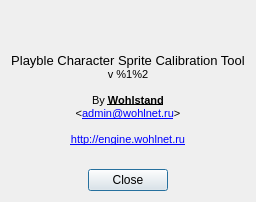
WohlSoft/Moondust-Project, file PlayableCalibrator/about/about.ui: the form before one commit.
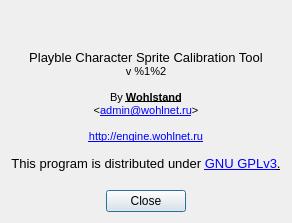
The form after the commit. Icons and pictures are not drawn.

Commit message: Updated about dialog in the calibrator tool

What changed in the file:
```diff
--- a/PlayableCalibrator/about/about.ui
+++ b/PlayableCalibrator/about/about.ui
@@ -6,8 +6,8 @@
    <rect>
     <x>0</x>
     <y>0</y>
-    <width>248</width>
-    <height>202</height>
+    <width>285</width>
+    <height>223</height>
    </rect>
   </property>
   <property name="contextMenuPolicy">
@@ -33,15 +33,16 @@
       <string>&lt;!DOCTYPE HTML PUBLIC &quot;-//W3C//DTD HTML 4.0//EN&quot; &quot;http://www.w3.org/TR/REC-html40/strict.dtd&quot;&gt;
 &lt;html&gt;&lt;head&gt;&lt;meta name=&quot;qrichtext&quot; content=&quot;1&quot; /&gt;&lt;style type=&quot;text/css&quot;&gt;
 p, li { white-space: pre-wrap; }
-&lt;/style&gt;&lt;/head&gt;&lt;body style=&quot; font-family:'MS Shell Dlg 2'; font-size:8.25pt; font-weight:400; font-style:normal;&quot;&gt;
+&lt;/style&gt;&lt;/head&gt;&lt;body style=&quot; font-family:'Liberation Sans'; font-size:8pt; font-weight:400; font-style:normal;&quot;&gt;
 &lt;p align=&quot;center&quot; style=&quot; margin-top:0px; margin-bottom:0px; margin-left:0px; margin-right:0px; -qt-block-indent:0; text-indent:0px;&quot;&gt;&lt;img src=&quot;:/images/Icon48.png&quot; /&gt;&lt;/p&gt;
-&lt;p align=&quot;center&quot; style=&quot;-qt-paragraph-type:empty; margin-top:0px; margin-bottom:0px; margin-left:0px; margin-right:0px; -qt-block-indent:0; text-indent:0px;&quot;&gt;&lt;/p&gt;
+&lt;p align=&quot;center&quot; style=&quot;-qt-paragraph-type:empty; margin-top:0px; margin-bottom:0px; margin-left:0px; margin-right:0px; -qt-block-indent:0; text-indent:0px; font-size:8.25pt;&quot;&gt;&lt;br /&gt;&lt;/p&gt;
 &lt;p align=&quot;center&quot; style=&quot; margin-top:0px; margin-bottom:0px; margin-left:0px; margin-right:0px; -qt-block-indent:0; text-indent:0px;&quot;&gt;&lt;span style=&quot; font-size:10pt;&quot;&gt;Playble Character Sprite Calibration Tool&lt;/span&gt;&lt;/p&gt;
-&lt;p align=&quot;center&quot; style=&quot; margin-top:0px; margin-bottom:0px; margin-left:0px; margin-right:0px; -qt-block-indent:0; text-indent:0px;&quot;&gt;&lt;span style=&quot; font-size:8pt;&quot;&gt;v %1%2&lt;/span&gt;&lt;/p&gt;
-&lt;p align=&quot;center&quot; style=&quot;-qt-paragraph-type:empty; margin-top:0px; margin-bottom:0px; margin-left:0px; margin-right:0px; -qt-block-indent:0; text-indent:0px; font-size:8pt;&quot;&gt;&lt;/p&gt;
-&lt;p align=&quot;center&quot; style=&quot; margin-top:0px; margin-bottom:0px; margin-left:0px; margin-right:0px; -qt-block-indent:0; text-indent:0px;&quot;&gt;&lt;span style=&quot; font-size:8pt;&quot;&gt;By &lt;/span&gt;&lt;span style=&quot; font-size:8pt; font-weight:600; text-decoration: underline;&quot;&gt;Wohlstand&lt;br /&gt;&lt;/span&gt;&lt;span style=&quot; font-size:8pt;&quot;&gt;&amp;lt;&lt;/span&gt;&lt;a href=&quot;mailto:admin@wohlnet.ru&quot;&gt;&lt;span style=&quot; font-size:8pt; text-decoration: underline; color:#0000ff;&quot;&gt;admin@wohlnet.ru&lt;/span&gt;&lt;/a&gt;&lt;span style=&quot; font-size:8pt;&quot;&gt;&amp;gt;&lt;/span&gt;&lt;/p&gt;
-&lt;p align=&quot;center&quot; style=&quot;-qt-paragraph-type:empty; margin-top:0px; margin-bottom:0px; margin-left:0px; margin-right:0px; -qt-block-indent:0; text-indent:0px; font-size:8pt;&quot;&gt;&lt;/p&gt;
-&lt;p align=&quot;center&quot; style=&quot; margin-top:0px; margin-bottom:0px; margin-left:0px; margin-right:0px; -qt-block-indent:0; text-indent:0px;&quot;&gt;&lt;a href=&quot;http://engine.wohlnet.ru&quot;&gt;&lt;span style=&quot; font-size:8pt; text-decoration: underline; color:#0000ff;&quot;&gt;http://engine.wohlnet.ru&lt;/span&gt;&lt;/a&gt;&lt;/p&gt;&lt;/body&gt;&lt;/html&gt;</string>
+&lt;p align=&quot;center&quot; style=&quot; margin-top:0px; margin-bottom:0px; margin-left:0px; margin-right:0px; -qt-block-indent:0; text-indent:0px;&quot;&gt;v %1%2&lt;/p&gt;
+&lt;p align=&quot;center&quot; style=&quot;-qt-paragraph-type:empty; margin-top:0px; margin-bottom:0px; margin-left:0px; margin-right:0px; -qt-block-indent:0; text-indent:0px;&quot;&gt;&lt;br /&gt;&lt;/p&gt;
+&lt;p align=&quot;center&quot; style=&quot; margin-top:0px; margin-bottom:0px; margin-left:0px; margin-right:0px; -qt-block-indent:0; text-indent:0px;&quot;&gt;By &lt;span style=&quot; font-weight:600; text-decoration: underline;&quot;&gt;Wohlstand&lt;br /&gt;&lt;/span&gt;&amp;lt;&lt;a href=&quot;mailto:admin@wohlnet.ru&quot;&gt;&lt;span style=&quot; text-decoration: underline; color:#0000ff;&quot;&gt;admin@wohlnet.ru&lt;/span&gt;&lt;/a&gt;&amp;gt;&lt;/p&gt;
+&lt;p align=&quot;center&quot; style=&quot;-qt-paragraph-type:empty; margin-top:0px; margin-bottom:0px; margin-left:0px; margin-right:0px; -qt-block-indent:0; text-indent:0px;&quot;&gt;&lt;br /&gt;&lt;/p&gt;
+&lt;p align=&quot;center&quot; style=&quot; margin-top:0px; margin-bottom:0px; margin-left:0px; margin-right:0px; -qt-block-indent:0; text-indent:0px;&quot;&gt;&lt;a href=&quot;http://engine.wohlnet.ru&quot;&gt;&lt;span style=&quot; text-decoration: underline; color:#0000ff;&quot;&gt;http://engine.wohlnet.ru&lt;/span&gt;&lt;/a&gt;&lt;br /&gt;&lt;/p&gt;
+&lt;p align=&quot;center&quot; style=&quot; margin-top:0px; margin-bottom:0px; margin-left:0px; margin-right:0px; -qt-block-indent:0; text-indent:0px;&quot;&gt;&lt;span style=&quot; font-family:'Liberation Sans'; font-size:10pt;&quot;&gt;This program is distributed under &lt;/span&gt;&lt;a href=&quot;http://www.gnu.org/licenses/gpl.html&quot;&gt;&lt;span style=&quot; font-family:'Liberation Sans'; font-size:10pt; text-decoration: underline; color:#0000ff;&quot;&gt;GNU GPLv3&lt;/span&gt;&lt;/a&gt;&lt;span style=&quot; font-family:'Liberation Sans'; font-size:10pt; text-decoration: underline;&quot;&gt;.&lt;/span&gt;&lt;/p&gt;&lt;/body&gt;&lt;/html&gt;</string>
      </property>
      <property name="alignment">
       <set>Qt::AlignCenter</set>
```
